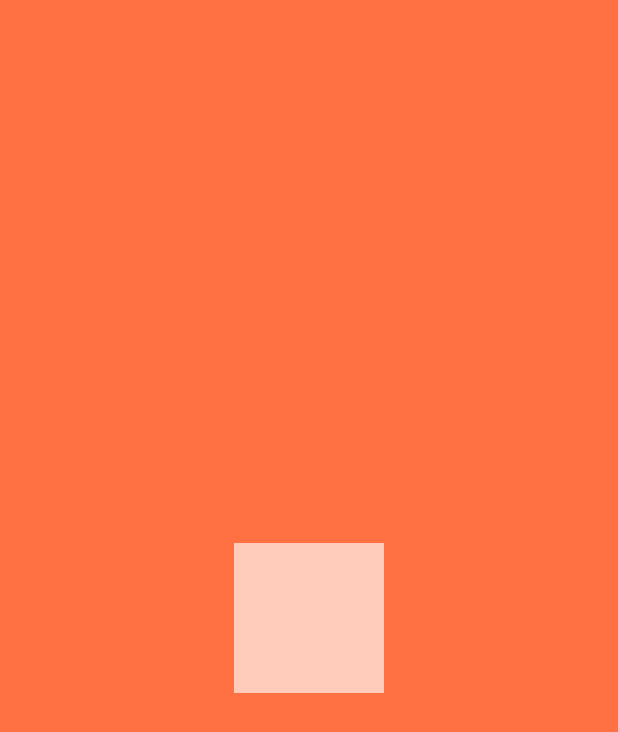
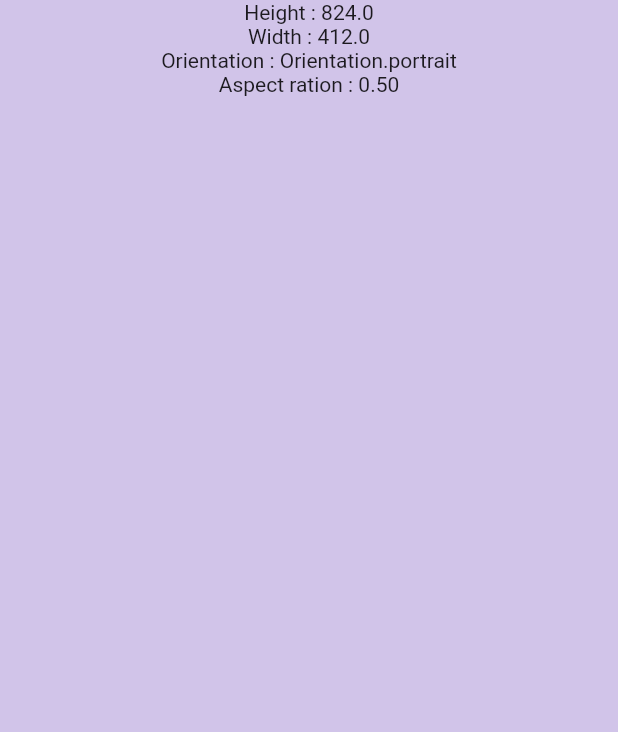
Before and after one commit to Sylvat160/flutter-course, a Flutter app: the screen it shows after launch, on a phone screen of 412 x 824 dp. Shown: the top 732 px of the screen. Run offline on Flutter 3.47's test engine with Material 2 defaults, Android fonts, the phone set to English and light mode, and no system bars.

Commit message:
widget of the day : Media Query

```diff
--- a/lib/main.dart
+++ b/lib/main.dart
@@ -9,6 +9,7 @@ import 'package:flutter_widget/gesturedetector.dart';
 import 'package:flutter_widget/gridview.dart';
 import 'package:flutter_widget/imgs.dart';
 import 'package:flutter_widget/listviewbuilder.dart';
+import 'package:flutter_widget/mediaqueries.dart';
 import 'package:flutter_widget/sliverappbar.dart';
 import 'package:flutter_widget/tabbar.dart';
 
@@ -28,7 +29,7 @@ class MyApp extends StatelessWidget {
       theme: ThemeData(
         primarySwatch: Colors.deepPurple,
       ),
-      home: const FanimateContainer(),
+      home: const FmediaQuery(),
     );
   }
 }
--- /dev/null
+++ b/lib/mediaqueries.dart
@@ -0,0 +1,22 @@
+import 'package:flutter/material.dart';
+
+class FmediaQuery extends StatelessWidget {
+  const FmediaQuery({super.key});
+
+  @override
+  Widget build(BuildContext context) {
+    return Scaffold(
+      backgroundColor: Colors.deepPurple[100],
+      body: Center(
+        child: Column(
+          children: [
+            Text('Height : ' + MediaQuery.of(context).size.height.toString()),
+            Text('Width : ' + MediaQuery.of(context).size.width.toString()),
+            Text('Orientation : ' + MediaQuery.of(context).orientation.toString()),
+            Text('Aspect ration : ' + MediaQuery.of(context).size.aspectRatio.toStringAsFixed(2)),
+          ],
+        ),
+      ),
+    );
+  }
+}
```
